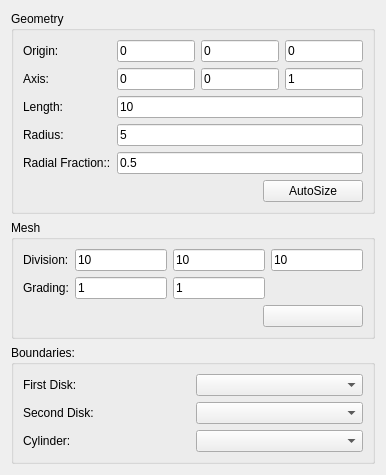
Old version of the form GUIDialog/GUIMeshDialog/MeshBaseTypeCylinderWidget.ui in the repository eeaapp6/AppFlow-Agent.
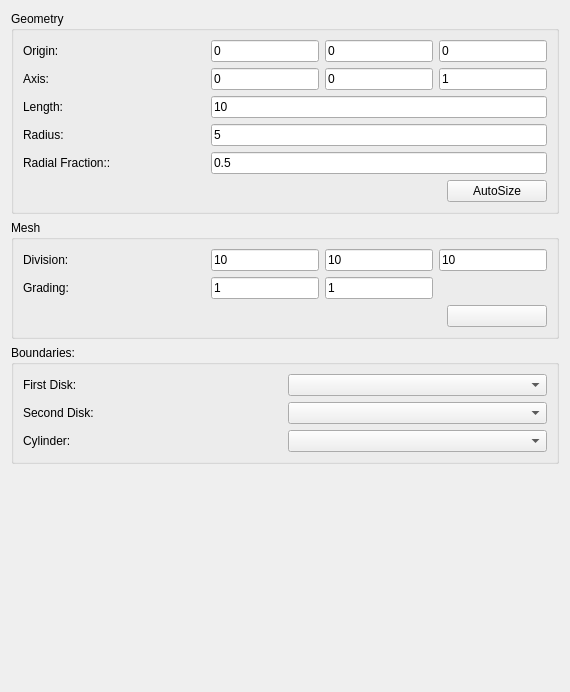
New version of the form. Custom widgets are drawn as their Qt base class.

The edit to the form file:
```diff
--- a/GUIDialog/GUIMeshDialog/MeshBaseTypeCylinderWidget.ui
+++ b/GUIDialog/GUIMeshDialog/MeshBaseTypeCylinderWidget.ui
@@ -6,8 +6,8 @@
    <rect>
     <x>0</x>
     <y>0</y>
-    <width>386</width>
-    <height>459</height>
+    <width>570</width>
+    <height>692</height>
    </rect>
   </property>
   <property name="windowTitle">
@@ -261,39 +261,154 @@
       <string>Boundaries:</string>
      </property>
      <layout class="QGridLayout" name="gridLayout_3">
-      <item row="2" column="0">
-       <widget class="GUI::CompBaseBoundaryLabel" name="label_Cylinder">
-        <property name="text">
-         <string>Cylinder:</string>
-        </property>
-       </widget>
-      </item>
-      <item row="1" column="1">
-       <widget class="GUI::CompBaseBoundaryComboBox" name="comboBox_SecondDisk"/>
-      </item>
+      <property name="leftMargin">
+       <number>9</number>
+      </property>
+      <property name="topMargin">
+       <number>9</number>
+      </property>
+      <property name="rightMargin">
+       <number>9</number>
+      </property>
+      <property name="bottomMargin">
+       <number>9</number>
+      </property>
       <item row="0" column="0">
-       <widget class="GUI::CompBaseBoundaryLabel" name="label_FirstDisk">
-        <property name="text">
-         <string>First Disk:</string>
+       <widget class="QWidget" name="widget_Fir" native="true">
+        <property name="minimumSize">
+         <size>
+          <width>0</width>
+          <height>0</height>
+         </size>
         </property>
+        <property name="maximumSize">
+         <size>
+          <width>16777215</width>
+          <height>16777215</height>
+         </size>
+        </property>
+        <layout class="QHBoxLayout" name="horizontalLayout_3">
+         <property name="leftMargin">
+          <number>0</number>
+         </property>
+         <property name="topMargin">
+          <number>0</number>
+         </property>
+         <property name="rightMargin">
+          <number>0</number>
+         </property>
+         <property name="bottomMargin">
+          <number>0</number>
+         </property>
+         <item>
+          <widget class="GUI::CompBaseBoundaryLabel" name="label_FirstDisk">
+           <property name="text">
+            <string>First Disk:</string>
+           </property>
+          </widget>
+         </item>
+         <item>
+          <widget class="GUI::CompBaseBoundaryComboBox" name="comboBox_FirstDisk"/>
+         </item>
+        </layout>
        </widget>
       </item>
-      <item row="0" column="1">
-       <widget class="GUI::CompBaseBoundaryComboBox" name="comboBox_FirstDisk"/>
-      </item>
-      <item row="2" column="1">
-       <widget class="GUI::CompBaseBoundaryComboBox" name="comboBox_Cylinder"/>
-      </item>
       <item row="1" column="0">
-       <widget class="GUI::CompBaseBoundaryLabel" name="label_SecondDisk">
-        <property name="text">
-         <string>Second Disk:</string>
+       <widget class="QWidget" name="widget_Sec" native="true">
+        <property name="minimumSize">
+         <size>
+          <width>0</width>
+          <height>0</height>
+         </size>
         </property>
+        <property name="maximumSize">
+         <size>
+          <width>16777215</width>
+          <height>16777215</height>
+         </size>
+        </property>
+        <layout class="QHBoxLayout" name="horizontalLayout_4">
+         <property name="leftMargin">
+          <number>0</number>
+         </property>
+         <property name="topMargin">
+          <number>0</number>
+         </property>
+         <property name="rightMargin">
+          <number>0</number>
+         </property>
+         <property name="bottomMargin">
+          <number>0</number>
+         </property>
+         <item>
+          <widget class="GUI::CompBaseBoundaryLabel" name="label_SecondDisk">
+           <property name="text">
+            <string>Second Disk:</string>
+           </property>
+          </widget>
+         </item>
+         <item>
+          <widget class="GUI::CompBaseBoundaryComboBox" name="comboBox_SecondDisk"/>
+         </item>
+        </layout>
+       </widget>
+      </item>
+      <item row="2" column="0">
+       <widget class="QWidget" name="widget_Cyl" native="true">
+        <property name="minimumSize">
+         <size>
+          <width>0</width>
+          <height>0</height>
+         </size>
+        </property>
+        <property name="maximumSize">
+         <size>
+          <width>16777215</width>
+          <height>16777215</height>
+         </size>
+        </property>
+        <layout class="QHBoxLayout" name="horizontalLayout_5">
+         <property name="leftMargin">
+          <number>0</number>
+         </property>
+         <property name="topMargin">
+          <number>0</number>
+         </property>
+         <property name="rightMargin">
+          <number>0</number>
+         </property>
+         <property name="bottomMargin">
+          <number>0</number>
+         </property>
+         <item>
+          <widget class="GUI::CompBaseBoundaryLabel" name="label_Cylinder">
+           <property name="text">
+            <string>Cylinder:</string>
+           </property>
+          </widget>
+         </item>
+         <item>
+          <widget class="GUI::CompBaseBoundaryComboBox" name="comboBox_Cylinder"/>
+         </item>
+        </layout>
        </widget>
       </item>
      </layout>
     </widget>
    </item>
+   <item row="3" column="0">
+    <spacer name="verticalSpacer">
+     <property name="orientation">
+      <enum>Qt::Vertical</enum>
+     </property>
+     <property name="sizeHint" stdset="0">
+      <size>
+       <width>20</width>
+       <height>215</height>
+      </size>
+     </property>
+    </spacer>
+   </item>
   </layout>
  </widget>
  <customwidgets>
```
